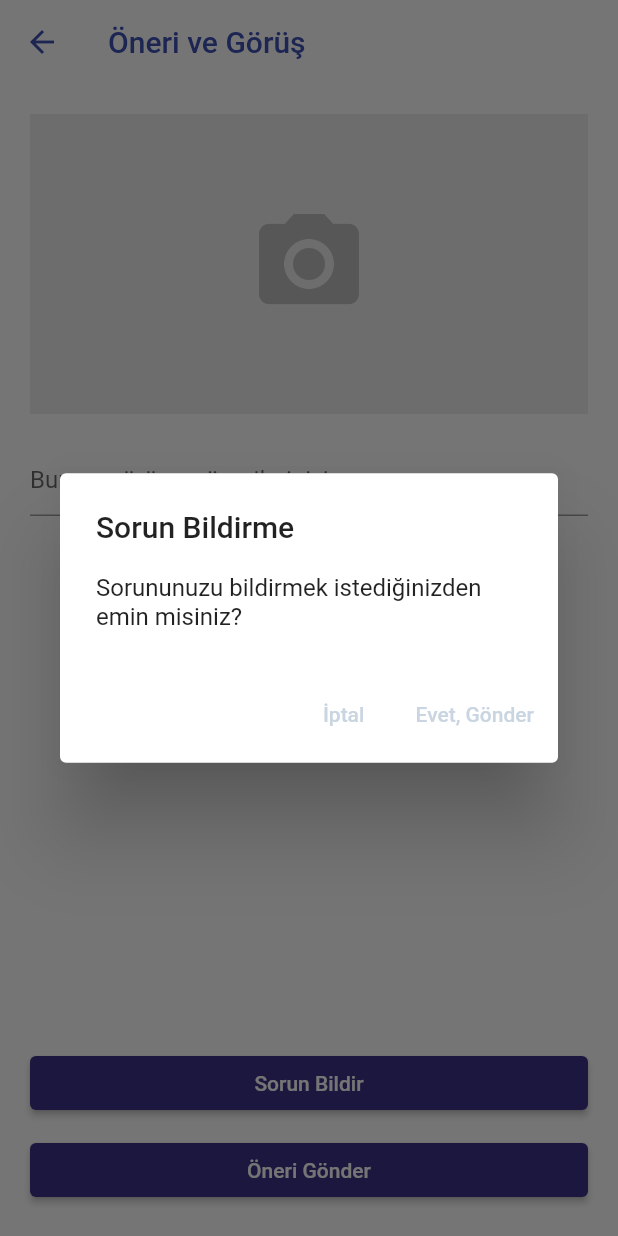
After one commit to musaguzel/akilli_kampus, a Flutter app: the SuggestionPage screen opened directly, after a tap on "Sorun Bildir", on a phone screen of 412 x 824 dp. The commit adds this screen. Run offline on Flutter 3.47's test engine with Material 2 defaults, Android fonts, the phone set to English and light mode, and no system bars; our stand-ins replace assets_audio_player, cached_network_image, carousel_slider, cloud_firestore, connectivity_plus, easy_localization and 16 more; missing offline and left inert: qr_code_scanner; accounts and stored records are empty; generated files the repository leaves out were written again; network calls fail; project files that could hold a hidden picture were left out.

Commit message:
hackathlon commit

```diff
--- a/lib/core/constants/navigation/navigation_constants.dart
+++ b/lib/core/constants/navigation/navigation_constants.dart
@@ -31,6 +31,8 @@ class NavigationConstants {
 
   static const STUDENT_COMMUNITY = '/studentcommunity';
 
+  static const SUGGESTION = '/suggestion';
+
   static const BANK_CARD = '/bankcard';
 
   static const NEWS_DETAILS = '/newsdetails';
--- a/lib/core/init/navigation/navigation_route.dart
+++ b/lib/core/init/navigation/navigation_route.dart
@@ -11,6 +11,7 @@ import 'package:akilli_kampus/view/restourant/view/restourant_page.dart';
 import 'package:akilli_kampus/view/sos/view/sos.dart';
 import 'package:akilli_kampus/view/splash/view/splash_view.dart';
 import 'package:akilli_kampus/view/student_community/view/student_community_page.dart';
+import 'package:akilli_kampus/view/suggestion/view/suggestion_page.dart';
 import 'package:akilli_kampus/view/terms_conditions/view/terms_conditions._page.dart';
 import 'package:flutter/material.dart';
 import 'package:page_transition/page_transition.dart';
@@ -47,6 +48,9 @@ class NavigationRoute {
 
       case NavigationConstants.STUDENT_COMMUNITY:
         return normalNavigate(const CommunitySearchPage(), NavigationConstants.STUDENT_COMMUNITY ,args.arguments);
+
+      case NavigationConstants.SUGGESTION:
+        return normalNavigate(const SuggestionPage(), NavigationConstants.SUGGESTION ,args.arguments);
 
       case NavigationConstants.RESTOURANT:
         return normalNavigate(yemekhane(), NavigationConstants.RESTOURANT ,args.arguments);
--- a/lib/main.dart
+++ b/lib/main.dart
@@ -1,6 +1,4 @@
 import 'package:akilli_kampus/core/init/theme/app_theme.dart';
-import 'package:akilli_kampus/view/main/view/main_page.dart';
-import 'package:easy_localization/easy_localization.dart';
 import 'package:firebase_core/firebase_core.dart';
 import 'package:firebase_messaging/firebase_messaging.dart';
 import 'package:firebase_remote_config/firebase_remote_config.dart';
--- a/lib/view/home/view/home_page.dart
+++ b/lib/view/home/view/home_page.dart
@@ -33,6 +33,10 @@ class HomePage extends StatelessWidget {
           body: Column(
             crossAxisAlignment: CrossAxisAlignment.stretch,
             children: [
+              Padding(
+                padding: const EdgeInsets.only(left: 8.0,top: 8.0 ,bottom: 4.0 ),
+                child: Text('Haberlerden Görseller',style: TextStyle(fontSize: 22,color: viewModel.isDarkTheme(context) ? Colors.white : Colors.black),),
+              ),
               SizedBox(height:  200 ,child: horizontalNewsList(viewModel)),
               buildNewsTitle(context,viewModel),
               //buildSliderImages(viewModel),
--- /dev/null
+++ b/lib/view/suggestion/view/suggestion_page.dart
@@ -0,0 +1,157 @@
+import 'dart:io';
+
+import 'package:flutter/material.dart';
+import 'package:image_picker/image_picker.dart';
+
+
+class SuggestionPage extends StatefulWidget {
+  const SuggestionPage({super.key});
+
+  @override
+  _SuggestionPageState createState() => _SuggestionPageState();
+}
+
+class _SuggestionPageState extends State<SuggestionPage> {
+  String _textInput = '';
+  String _imageUrl = '';
+
+  void _submitFeedback(String type) {
+    // Burada geri bildiriminizi ve fotoğraf url'sini işleme koyabilirsiniz
+    print('Geri bildiriminiz: $_textInput');
+    print('Fotoğraf URL\'si: $_imageUrl');
+    // Geri bildirimi gönderdikten sonra kutucukları temizleyin
+    setState(() {
+      _textInput = '';
+      _imageUrl = '';
+    });
+    if (type == 'sorun') {
+      // Sorun bildirme için ek işlemleri yapın
+      showDialog(
+        context: context,
+        builder: (BuildContext context) {
+          return AlertDialog(
+            title: const Text('Sorun Bildirme'),
+            content: const Text('Sorununuzu bildirmek istediğinizden emin misiniz?'),
+            actions: [
+              TextButton(
+                onPressed: () {
+                  Navigator.pop(context);
+                },
+                child: const Text('İptal'),
+              ),
+              TextButton(
+                onPressed: () {
+                  // Sorun bildirme işlemleri buraya gelecek
+                  Navigator.pop(context);
+                },
+                child: const Text('Evet, Gönder'),
+              ),
+            ],
+          );
+        },
+      );
+    } else if (type == 'oneri') {
+      // Öneri bildirme için ek işlemleri yapın
+      showDialog(
+        context: context,
+        builder: (BuildContext context) {
+          return AlertDialog(
+            title: const Text('Öneri Bildirme'),
+            content: const Text('Önerinizi göndermek istediğinizden emin misiniz?'),
+            actions: [
+              TextButton(
+                onPressed: () {
+                  Navigator.pop(context);
+                },
+                child: const Text('İptal'),
+              ),
+              TextButton(
+                onPressed: () {
+                  // Öneri bildirme işlemleri buraya gelecek
+                  Navigator.pop(context);
+                },
+                child: const Text('Evet, Gönder'),
+              ),
+            ],
+          );
+        },
+      );
+    }
+  }
+
+  Future<void> _getImage() async {
+    final picker = ImagePicker();
+    final pickedFile = await picker.pickImage(source: ImageSource.camera);
+
+    setState(() {
+      if (pickedFile != null) {
+        _imageUrl = pickedFile.path;
+      } else {
+        print('No image selected.');
+      }
+    });
+  }
+
+  @override
+  Widget build(BuildContext context) {
+    return Scaffold(
+      appBar: AppBar(
+        title: const Text('Öneri ve Görüş',style:TextStyle(color: Colors.indigo)),
+      ),
+      body: Padding(
+        padding: const EdgeInsets.all(20.0),
+        child: Column(
+          crossAxisAlignment: CrossAxisAlignment.stretch,
+          children: [
+            Expanded(
+              child: Column(
+                children: [
+                  GestureDetector(
+                    onTap: _getImage,
+                    child: Container(
+                      width: double.infinity,
+                      height: 200,
+                      color: Colors.grey[200],
+                      child: _imageUrl != ''
+                          ? Image.file(
+                        File(_imageUrl),
+                        fit: BoxFit.cover,
+                      )
+                          : Icon(
+                        Icons.camera_alt,
+                        size: 80,
+                        color: Colors.grey[400],
+                      ),
+                    ),
+                  ),
+                  const SizedBox(height: 20.0),
+                  TextField(
+                    onChanged: (value) {
+                      setState(() {
+                        _textInput = value;
+                      });
+                    },
+                    maxLines: null,
+                    decoration: const InputDecoration(
+                      hintText: 'Buraya görüş ve önerilerinizi yazın',
+                    ),
+                  ),
+                ],
+              ),
+            ),
+            const SizedBox(height: 20.0),
+            ElevatedButton(
+              onPressed: () => _submitFeedback('sorun'),
+              child: const Text('Sorun Bildir'),
+            ),
+            const SizedBox(height: 10.0),
+            ElevatedButton(
+              onPressed: () => _submitFeedback('oneri'),
+              child: const Text('Öneri Gönder'),
+            ),
+          ],
+        ),
+      ),
+    );
+  }
+}
--- a/pubspec.yaml
+++ b/pubspec.yaml
@@ -65,6 +65,8 @@ dependencies:
   #url navigator
   url_launcher: ^6.0.0
 
+  #Image picker
+  image_picker: ^1.0.7
 
   cached_network_image: ^3.2.3
   package_info_plus: ^4.1.0
@@ -85,6 +87,7 @@ dev_dependencies:
   json_serializable: ^6.7.0
   flutter_launcher_icons: ^0.13.1
   qr_code_scanner: ^1.0.1
+
 
 
 flutter_launcher_icons:
```
Also changed, not shown: lib/view/_product/widgets/drawer/navigation_drawer.dart (+22 -15 lines), pubspec.lock.
